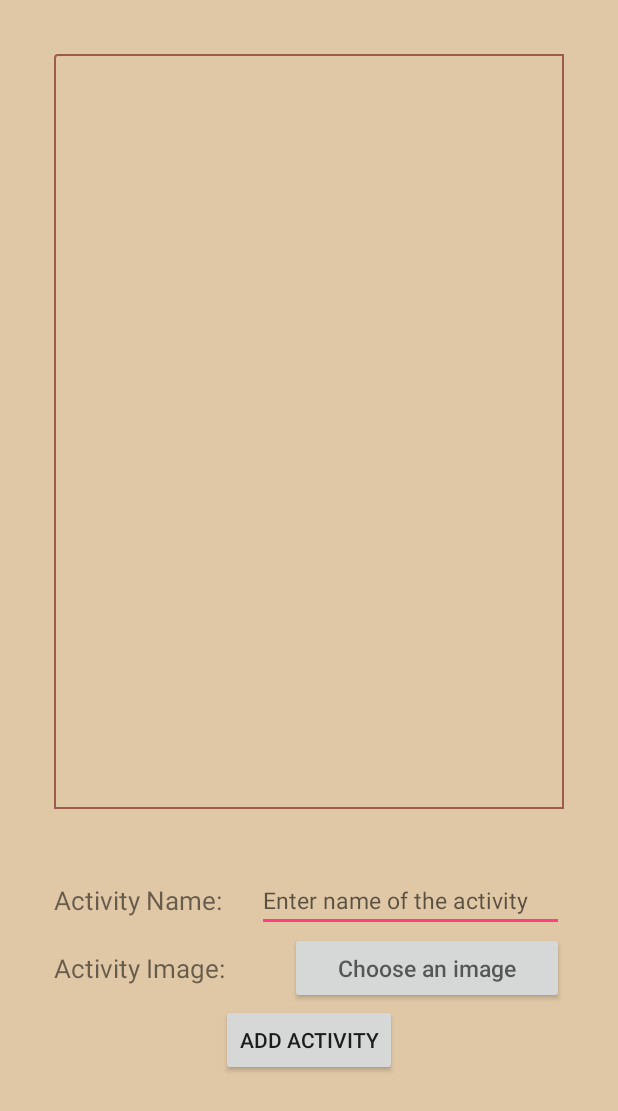
After one commit to guinnessonur/ReLife2, an Android app: the layout activity_activities.xml on its own in the app's theme, with its tools: preview values and no code run, on a phone screen of 412 x 824 dp. The commit adds this screen. Shown: the top 1111 px of the screen. Run offline under Robolectric (Android 15) with nearby library versions, the phone set to English and light mode, and no system bars.

Commit message:
Onur left me unfinished

```diff
--- /dev/null
+++ b/app/src/main/res/layout/activity_activities.xml
@@ -0,0 +1,84 @@
+<?xml version="1.0" encoding="utf-8"?>
+<LinearLayout xmlns:android="http://schemas.android.com/apk/res/android"
+    xmlns:app="http://schemas.android.com/apk/res-auto"
+    xmlns:tools="http://schemas.android.com/tools"
+    android:id="@+id/activity_activities"
+    android:layout_width="match_parent"
+    android:layout_height="match_parent"
+    android:paddingBottom="@dimen/activity_vertical_margin"
+    android:paddingLeft="@dimen/activity_horizontal_margin"
+    android:paddingRight="@dimen/activity_horizontal_margin"
+    android:paddingTop="@dimen/activity_vertical_margin"
+    android:orientation="vertical"
+    android:background="#E0C8A6"
+    tools:context="com.relife.relife.Activities">
+    <ScrollView
+        android:background="@drawable/scroll"
+        android:layout_margin="20dp"
+        android:layout_weight="0.5"
+        android:layout_width="match_parent"
+        android:layout_height="wrap_content">
+        <LinearLayout
+            android:orientation="vertical"
+            android:id="@+id/actactact"
+            android:layout_width="match_parent"
+            android:layout_height="match_parent">
+        </LinearLayout>
+    </ScrollView>
+    <LinearLayout
+        android:layout_margin="20dp"
+        android:orientation="vertical"
+        android:layout_weight="0.07"
+        android:layout_width="match_parent"
+        android:layout_height="wrap_content">
+        <LinearLayout
+            android:layout_width="match_parent"
+            android:layout_height="wrap_content">
+            <TextView
+                android:layout_weight="1"
+                android:textSize="17sp"
+                android:layout_gravity="center"
+                android:text="Activity Name: "
+                android:layout_width="wrap_content"
+                android:layout_height="wrap_content" />
+            <EditText
+                android:id="@+id/actname"
+                android:layout_weight="1"
+                android:textSize="15sp"
+                android:layout_gravity="center"
+                android:hint="Enter name of the activity"
+                android:layout_width="wrap_content"
+                android:layout_height="wrap_content" />
+        </LinearLayout>
+        <LinearLayout
+            android:layout_width="match_parent"
+            android:layout_height="wrap_content">
+            <TextView
+                android:layout_weight="1"
+                android:textSize="17sp"
+                android:layout_gravity="center"
+                android:text="Activity Image: "
+                android:layout_width="wrap_content"
+                android:layout_height="wrap_content" />
+            <Button
+                android:id="@+id/lordofcinder"
+                android:layout_weight="1"
+                android:textSize="15sp"
+                android:layout_gravity="center"
+                android:hint="Choose an image"
+                android:layout_width="wrap_content"
+                android:layout_height="wrap_content" />
+        </LinearLayout>
+        <Button
+            android:id="@+id/firekeeper"
+            android:text="Add Activity"
+            android:layout_gravity="center"
+            android:layout_width="wrap_content"
+            android:layout_height="wrap_content" />
+
+    </LinearLayout>
+
+
+
+
+</LinearLayout>
```
Also changed, not shown: app/src/main/AndroidManifest.xml (+5 -4 lines), app/src/main/java/com/relife/relife/Activities.java (+114 -4 lines), app/src/main/java/com/relife/relife/DatabaseHelper.java (+14 -6 lines), app/src/main/java/com/relife/relife/MainActivity.java (+56 -13 lines), app/src/main/res/layout/activity_main.xml (+24 -14 lines).
